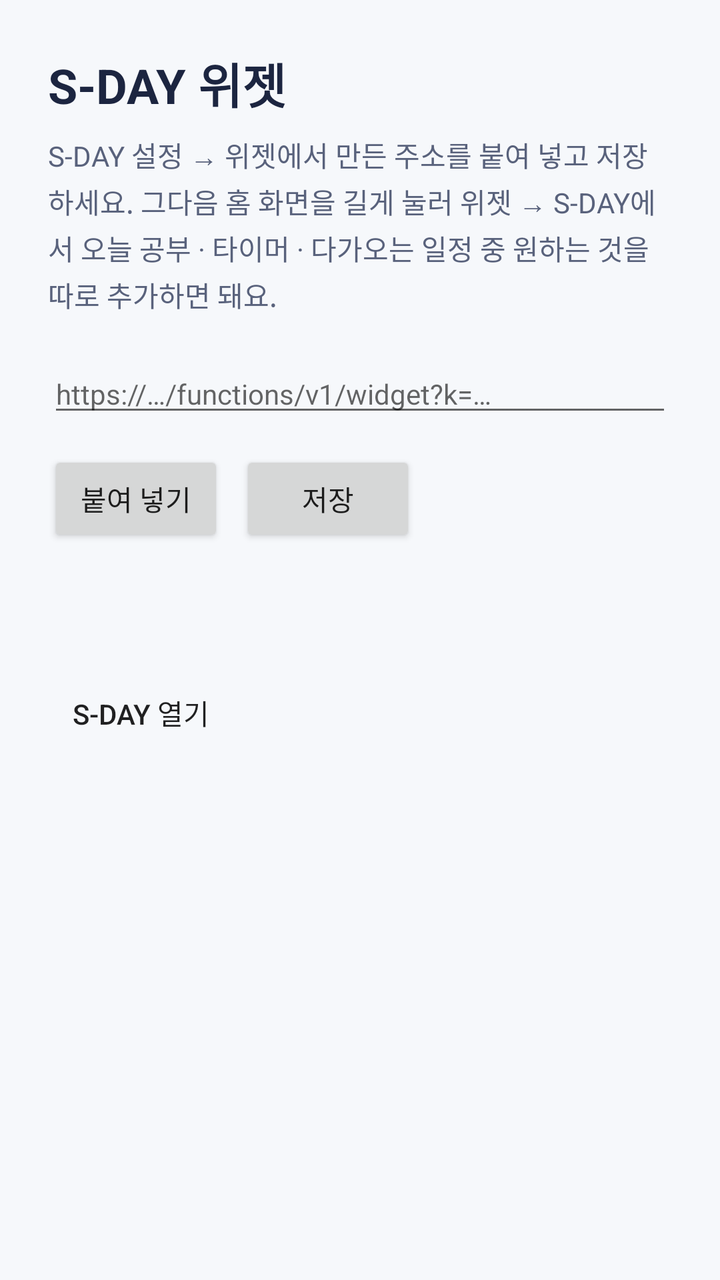
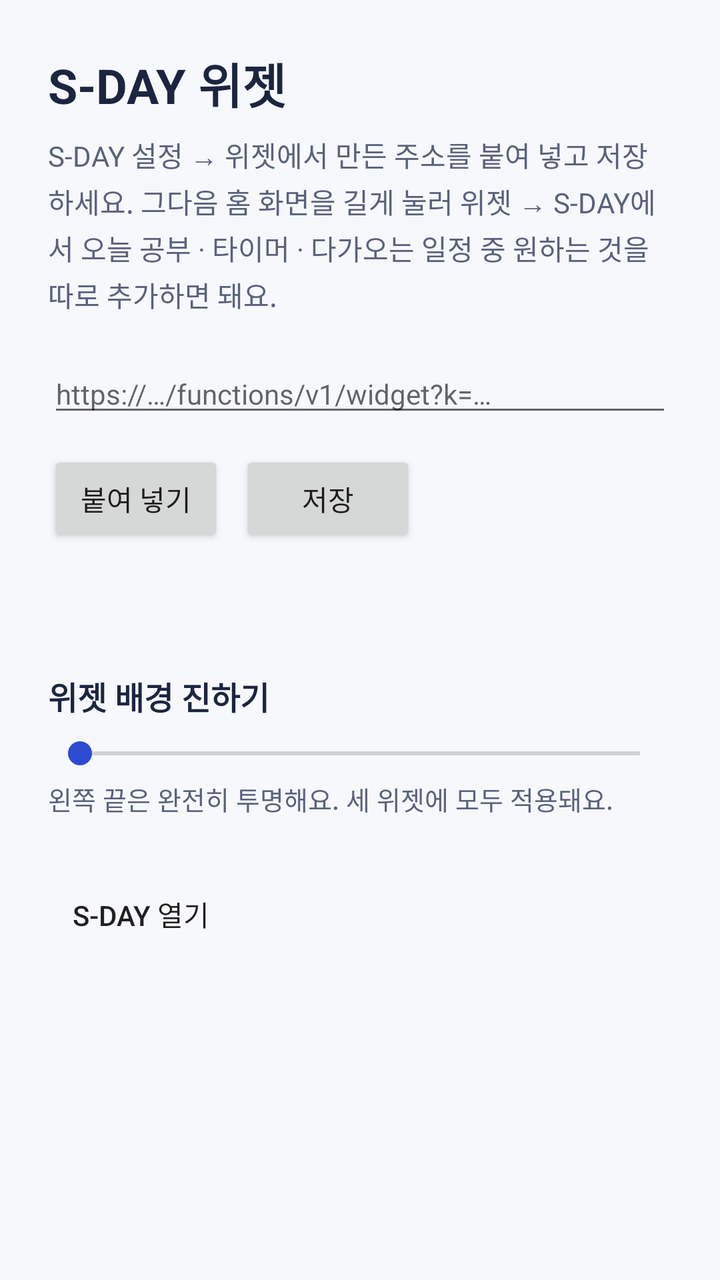

Before-and-after screenshots of an Android layout around one commit, followed by the original layout XML and the change that was made.
<!-- AndroidManifest.xml: application theme AppTheme -->
<!-- res/layout/activity_main.xml -->
<?xml version="1.0" encoding="utf-8"?>
<ScrollView xmlns:android="http://schemas.android.com/apk/res/android"
    android:layout_width="match_parent"
    android:layout_height="match_parent"
    android:fitsSystemWindows="true">

    <LinearLayout
        android:layout_width="match_parent"
        android:layout_height="wrap_content"
        android:orientation="vertical"
        android:padding="24dp">

        <TextView
            android:layout_width="wrap_content"
            android:layout_height="wrap_content"
            android:text="S-DAY 위젯"
            android:textColor="@color/ink"
            android:textSize="24sp"
            android:textStyle="bold" />

        <TextView
            android:layout_width="match_parent"
            android:layout_height="wrap_content"
            android:layout_marginTop="8dp"
            android:lineSpacingExtra="3dp"
            android:text="S-DAY 설정 → 위젯에서 만든 주소를 붙여 넣고 저장하세요. 그다음 홈 화면을 길게 눌러 위젯 → S-DAY에서 오늘 공부 · 타이머 · 다가오는 일정 중 원하는 것을 따로 추가하면 돼요."
            android:textColor="@color/pencil"
            android:textSize="14sp" />

        <EditText
            android:id="@+id/url"
            android:layout_width="match_parent"
            android:layout_height="wrap_content"
            android:layout_marginTop="20dp"
            android:hint="https://…/functions/v1/widget?k=…"
            android:importantForAutofill="no"
            android:inputType="textUri"
            android:maxLines="3"
            android:textSize="14sp" />

        <LinearLayout
            android:layout_width="match_parent"
            android:layout_height="wrap_content"
            android:layout_marginTop="12dp"
            android:orientation="horizontal">
            <Button
                android:id="@+id/paste"
                android:layout_width="wrap_content"
                android:layout_height="wrap_content"
                android:text="붙여 넣기" />
            <Button
                android:id="@+id/save"
                android:layout_width="wrap_content"
                android:layout_height="wrap_content"
                android:layout_marginStart="8dp"
                android:text="저장" />
        </LinearLayout>

        <TextView
            android:id="@+id/status"
            android:layout_width="match_parent"
            android:layout_height="wrap_content"
            android:layout_marginTop="16dp"
            android:textColor="@color/pencil"
            android:textSize="14sp" />

        <Button
            android:id="@+id/open"
            style="?android:attr/borderlessButtonStyle"
            android:layout_width="wrap_content"
            android:layout_height="wrap_content"
            android:layout_marginTop="24dp"
            android:text="S-DAY 열기" />
    </LinearLayout>
</ScrollView>
<!-- resources referenced by this layout -->
<resources>
  <color name="ink">#1C2540</color>
  <color name="pencil">#59627C</color>
  <style name="AppTheme" parent="android:Theme.Material.Light.NoActionBar">
          <item name="android:colorAccent">@color/pen</item>
          <item name="android:colorPrimary">@color/pen</item>
          <item name="android:statusBarColor">@color/paper</item>
          <item name="android:windowBackground">@color/paper</item>
          <item name="android:windowLightStatusBar">true</item>
      </style>
  <color name="pen">#2C4BD1</color>
  <color name="paper">#F6F8FB</color>
</resources>

<!-- the commit's change to res/layout/activity_main.xml (unified diff, before → after) -->
@@ -64,6 +64,29 @@
             android:textColor="@color/pencil"
             android:textSize="14sp" />
 
+        <TextView
+            android:id="@+id/opacity_label"
+            android:layout_width="match_parent"
+            android:layout_height="wrap_content"
+            android:layout_marginTop="28dp"
+            android:text="위젯 배경 진하기"
+            android:textColor="@color/ink"
+            android:textSize="16sp"
+            android:textStyle="bold" />
+        <SeekBar
+            android:id="@+id/opacity"
+            android:layout_width="match_parent"
+            android:layout_height="wrap_content"
+            android:layout_marginTop="8dp"
+            android:max="10" />
+        <TextView
+            android:layout_width="match_parent"
+            android:layout_height="wrap_content"
+            android:layout_marginTop="4dp"
+            android:text="왼쪽 끝은 완전히 투명해요. 세 위젯에 모두 적용돼요."
+            android:textColor="@color/pencil"
+            android:textSize="13sp" />
+
         <Button
             android:id="@+id/open"
             style="?android:attr/borderlessButtonStyle"
